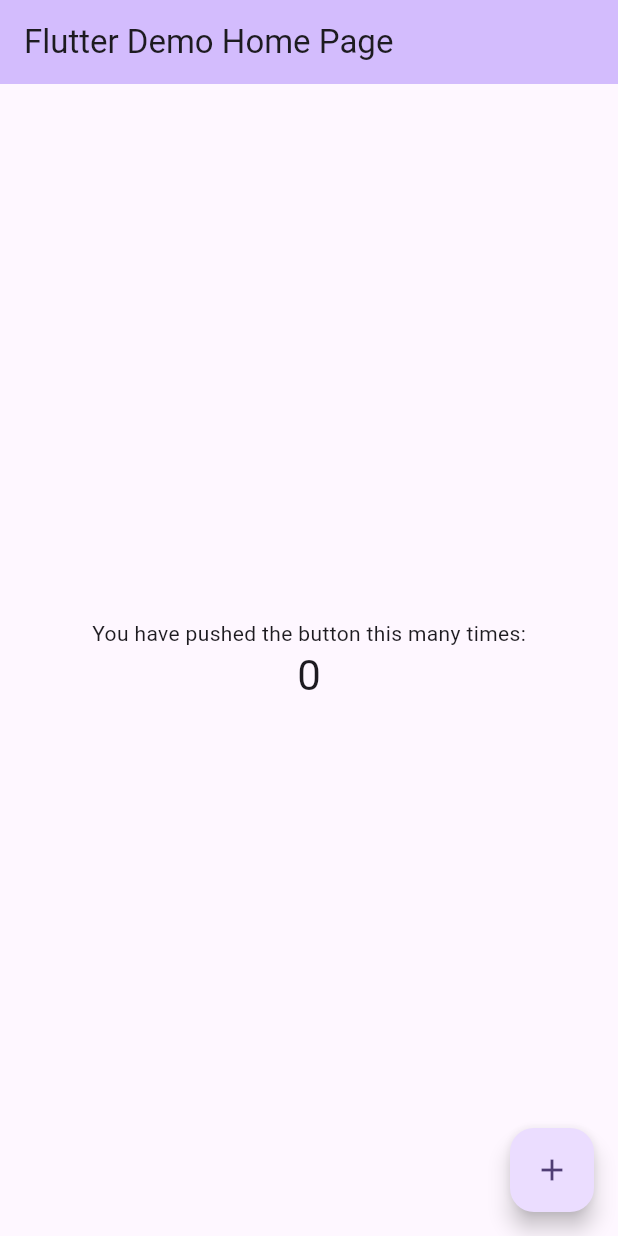
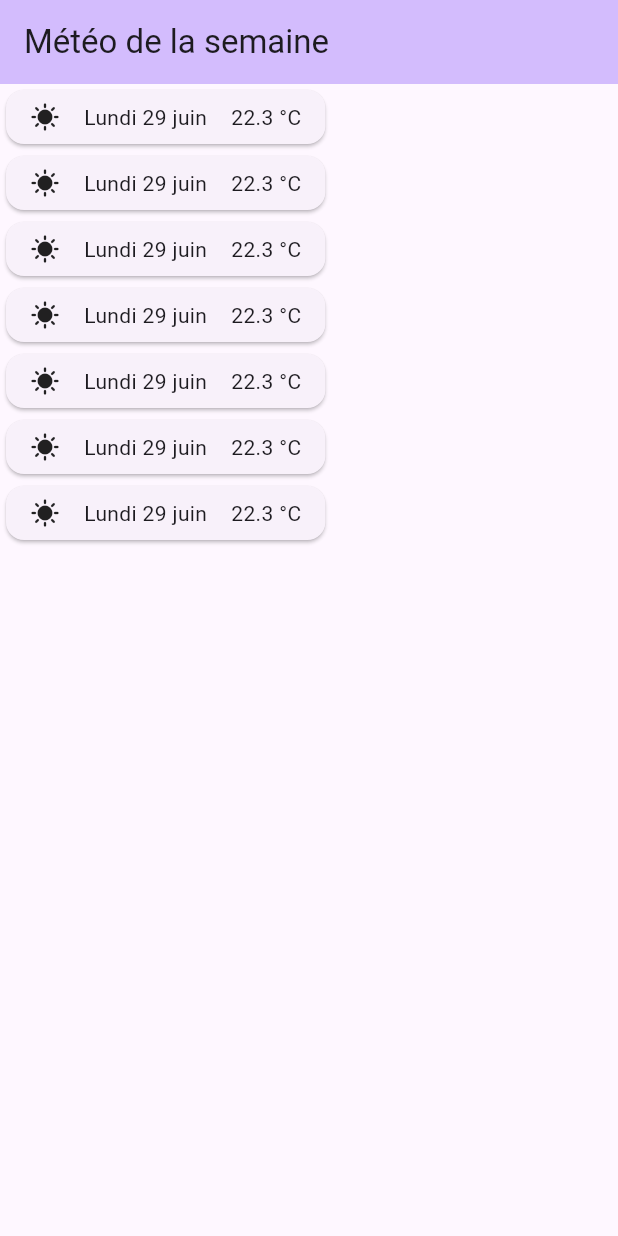
Before and after one commit to donata-dcz/weekly-weather, a Flutter app: the screen it shows after launch, on a phone screen of 412 x 824 dp. Run offline on Flutter 3.47's test engine with Material 3 defaults, Android fonts, the phone set to English and light mode, and no system bars.

Commit message:
feat: Adding the simple weather with a list of every day of the week

```diff
--- a/lib/main.dart
+++ b/lib/main.dart
@@ -6,116 +6,162 @@ void main() {
 
 class MyApp extends StatelessWidget {
   const MyApp({super.key});
-
-  // This widget is the root of your application.
   @override
   Widget build(BuildContext context) {
     return MaterialApp(
-      title: 'Flutter Demo',
+      title: 'Weekly Weather',
       theme: ThemeData(
-        // This is the theme of your application.
-        //
-        // TRY THIS: Try running your application with "flutter run". You'll see
-        // the application has a purple toolbar. Then, without quitting the app,
-        // try changing the seedColor in the colorScheme below to Colors.green
-        // and then invoke "hot reload" (save your changes or press the "hot
-        // reload" button in a Flutter-supported IDE, or press "r" if you used
-        // the command line to start the app).
-        //
-        // Notice that the counter didn't reset back to zero; the application
-        // state is not lost during the reload. To reset the state, use hot
-        // restart instead.
-        //
-        // This works for code too, not just values: Most code changes can be
-        // tested with just a hot reload.
         colorScheme: .fromSeed(seedColor: Colors.deepPurple),
       ),
-      home: const MyHomePage(title: 'Flutter Demo Home Page'),
+      home: const WeeklyWeather(title: 'Météo de la semaine'),
     );
   }
 }
 
-class MyHomePage extends StatefulWidget {
-  const MyHomePage({super.key, required this.title});
-
-  // This widget is the home page of your application. It is stateful, meaning
-  // that it has a State object (defined below) that contains fields that affect
-  // how it looks.
-
-  // This class is the configuration for the state. It holds the values (in this
-  // case the title) provided by the parent (in this case the App widget) and
-  // used by the build method of the State. Fields in a Widget subclass are
-  // always marked "final".
-
+class WeeklyWeather extends StatefulWidget {
+  const WeeklyWeather({super.key, required this.title});
   final String title;
-
   @override
-  State<MyHomePage> createState() => _MyHomePageState();
+  State<WeeklyWeather> createState() => _WeeklyWeatherState();
 }
 
-class _MyHomePageState extends State<MyHomePage> {
-  int _counter = 0;
-
-  void _incrementCounter() {
-    setState(() {
-      // This call to setState tells the Flutter framework that something has
-      // changed in this State, which causes it to rerun the build method below
-      // so that the display can reflect the updated values. If we changed
-      // _counter without calling setState(), then the build method would not be
-      // called again, and so nothing would appear to happen.
-      _counter++;
-    });
-  }
-
+class _WeeklyWeatherState extends State<WeeklyWeather> {
   @override
   Widget build(BuildContext context) {
-    // This method is rerun every time setState is called, for instance as done
-    // by the _incrementCounter method above.
-    //
-    // The Flutter framework has been optimized to make rerunning build methods
-    // fast, so that you can just rebuild anything that needs updating rather
-    // than having to individually change instances of widgets.
     return Scaffold(
       appBar: AppBar(
-        // TRY THIS: Try changing the color here to a specific color (to
-        // Colors.amber, perhaps?) and trigger a hot reload to see the AppBar
-        // change color while the other colors stay the same.
         backgroundColor: Theme.of(context).colorScheme.inversePrimary,
-        // Here we take the value from the MyHomePage object that was created by
-        // the App.build method, and use it to set our appbar title.
         title: Text(widget.title),
       ),
-      body: Center(
-        // Center is a layout widget. It takes a single child and positions it
-        // in the middle of the parent.
-        child: Column(
-          // Column is also a layout widget. It takes a list of children and
-          // arranges them vertically. By default, it sizes itself to fit its
-          // children horizontally, and tries to be as tall as its parent.
-          //
-          // Column has various properties to control how it sizes itself and
-          // how it positions its children. Here we use mainAxisAlignment to
-          // center the children vertically; the main axis here is the vertical
-          // axis because Columns are vertical (the cross axis would be
-          // horizontal).
-          //
-          // TRY THIS: Invoke "debug painting" (choose the "Toggle Debug Paint"
-          // action in the IDE, or press "p" in the console), to see the
-          // wireframe for each widget.
-          mainAxisAlignment: .center,
-          children: [
-            const Text('You have pushed the button this many times:'),
-            Text(
-              '$_counter',
-              style: Theme.of(context).textTheme.headlineMedium,
+      body: ListView(
+        children: const <Widget>[
+          Align(
+            alignment: Alignment.centerLeft,
+            child: Card(
+              child: Padding(
+                padding: EdgeInsets.symmetric(horizontal: 16.0, vertical: 8.0),
+                child: Row(
+                  mainAxisSize: MainAxisSize.min,
+                  children: [
+                    Icon(Icons.sunny, size: 20),
+                    SizedBox(width: 16),
+                    Text('Lundi 29 juin'),
+                    SizedBox(width: 16),
+                    Text('22.3 °C'),
+                  ],
+                ),
+              ),
             ),
-          ],
-        ),
-      ),
-      floatingActionButton: FloatingActionButton(
-        onPressed: _incrementCounter,
-        tooltip: 'Increment',
-        child: const Icon(Icons.add),
+          ),
+          Align(
+            alignment: Alignment.centerLeft,
+            child: Card(
+              child: Padding(
+                padding: EdgeInsets.symmetric(horizontal: 16.0, vertical: 8.0),
+                child: Row(
+                  mainAxisSize: MainAxisSize.min,
+                  children: [
+                    Icon(Icons.sunny, size: 20),
+                    SizedBox(width: 16),
+                    Text('Lundi 29 juin'),
+                    SizedBox(width: 16),
+                    Text('22.3 °C'),
+                  ],
+                ),
+              ),
+            ),
+          ),
+          Align(
+            alignment: Alignment.centerLeft,
+            child: Card(
+              child: Padding(
+                padding: EdgeInsets.symmetric(horizontal: 16.0, vertical: 8.0),
+                child: Row(
+                  mainAxisSize: MainAxisSize.min,
+                  children: [
+                    Icon(Icons.sunny, size: 20),
+                    SizedBox(width: 16),
+                    Text('Lundi 29 juin'),
+                    SizedBox(width: 16),
+                    Text('22.3 °C'),
+                  ],
+                ),
+              ),
+            ),
+          ),
+          Align(
+            alignment: Alignment.centerLeft,
+            child: Card(
+              child: Padding(
+                padding: EdgeInsets.symmetric(horizontal: 16.0, vertical: 8.0),
+                child: Row(
+                  mainAxisSize: MainAxisSize.min,
+                  children: [
+                    Icon(Icons.sunny, size: 20),
+                    SizedBox(width: 16),
+                    Text('Lundi 29 juin'),
+                    SizedBox(width: 16),
+                    Text('22.3 °C'),
+                  ],
+                ),
+              ),
+            ),
+          ),
+          Align(
+            alignment: Alignment.centerLeft,
+            child: Card(
+              child: Padding(
+                padding: EdgeInsets.symmetric(horizontal: 16.0, vertical: 8.0),
+                child: Row(
+                  mainAxisSize: MainAxisSize.min,
+                  children: [
+                    Icon(Icons.sunny, size: 20),
+                    SizedBox(width: 16),
+                    Text('Lundi 29 juin'),
+                    SizedBox(width: 16),
+                    Text('22.3 °C'),
+                  ],
+                ),
+              ),
+            ),
+          ),
+          Align(
+            alignment: Alignment.centerLeft,
+            child: Card(
+              child: Padding(
+                padding: EdgeInsets.symmetric(horizontal: 16.0, vertical: 8.0),
+                child: Row(
+                  mainAxisSize: MainAxisSize.min,
+                  children: [
+                    Icon(Icons.sunny, size: 20),
+                    SizedBox(width: 16),
+                    Text('Lundi 29 juin'),
+                    SizedBox(width: 16),
+                    Text('22.3 °C'),
+                  ],
+                ),
+              ),
+            ),
+          ),
+          Align(
+            alignment: Alignment.centerLeft,
+            child: Card(
+              child: Padding(
+                padding: EdgeInsets.symmetric(horizontal: 16.0, vertical: 8.0),
+                child: Row(
+                  mainAxisSize: MainAxisSize.min,
+                  children: [
+                    Icon(Icons.sunny, size: 20),
+                    SizedBox(width: 16),
+                    Text('Lundi 29 juin'),
+                    SizedBox(width: 16),
+                    Text('22.3 °C'),
+                  ],
+                ),
+              ),
+            ),
+          ),
+        ],
       ),
     );
   }
```
